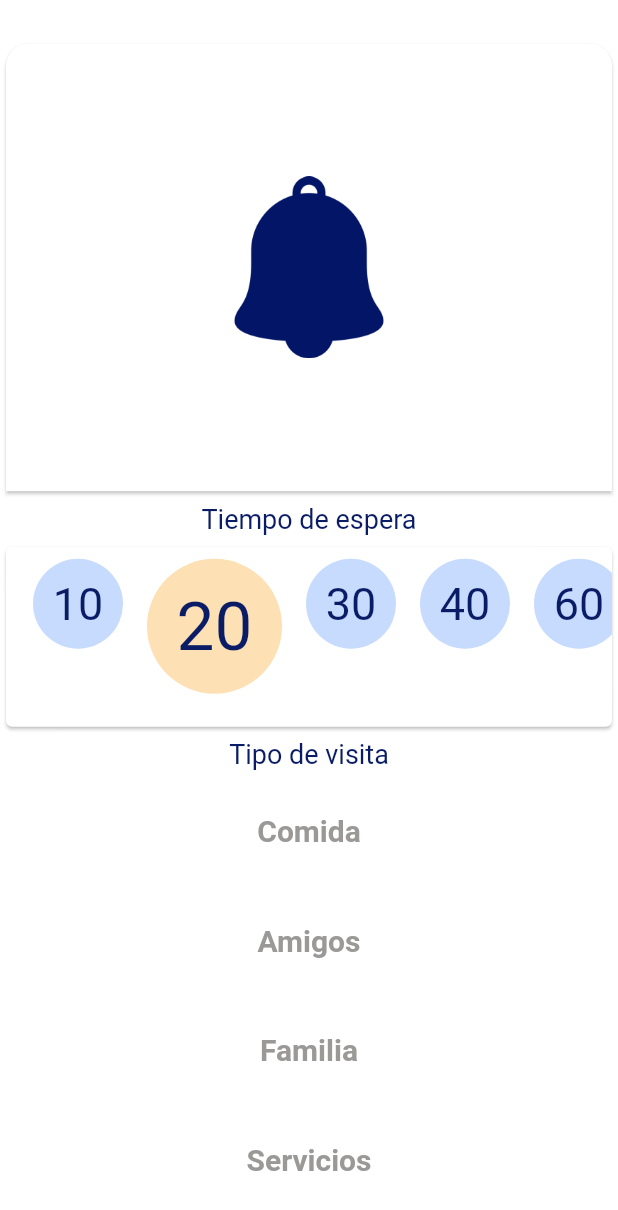
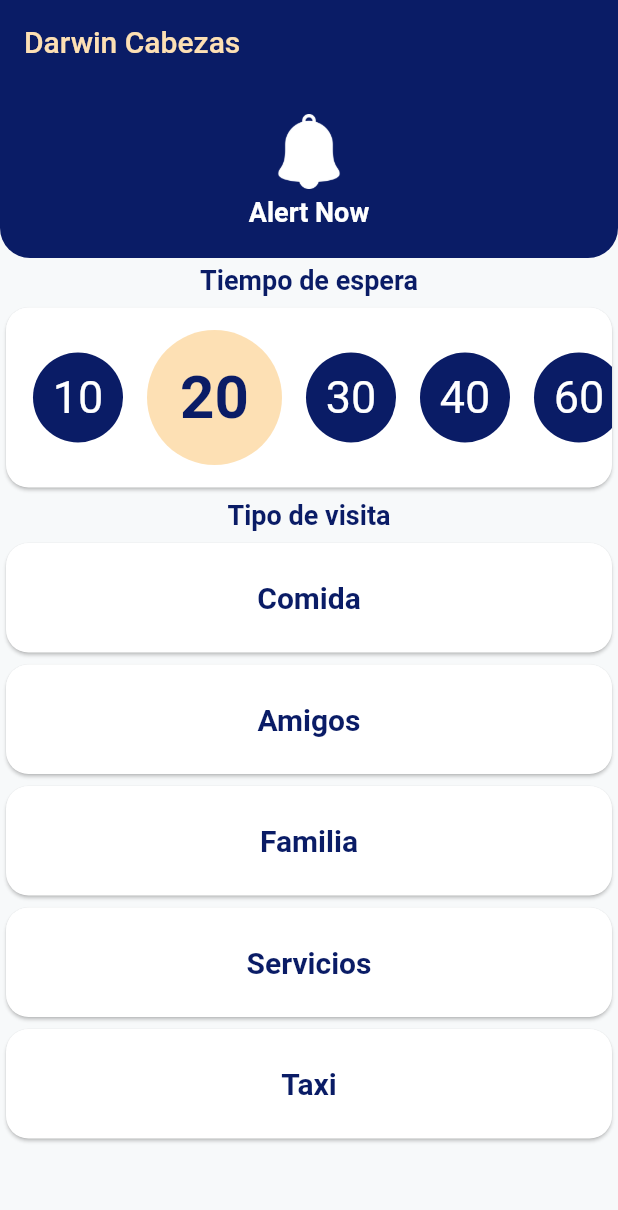
Before and after one commit to jkdlgit/residente, a Flutter app: the Home screen opened directly, on a phone screen of 412 x 824 dp. Shown: the top 1210 px of the screen. Run offline on Flutter 3.47's test engine with Material 2 defaults, Android fonts, the phone set to English and light mode, and no system bars; our stand-ins replace cloud_firestore, data_connection_checker, flushbar, percent_indicator, progress_dialog, rflutter_alert and 1 more; accounts and stored records are empty; statements that could not run were skipped.

Commit message:
Se cambio es aspecto visual de la ventana Home, segun Issues #6

```diff
--- a/lib/main.dart
+++ b/lib/main.dart
@@ -73,7 +73,7 @@ _testConnection(context) async {
   }
 
   _obtenerVentanaInicial(context) {
-    localDb.save(Campos.cod_residente, null);
+    //localDb.save(Campos.cod_residente, null);
     //localDb.save(Campos.cod_garita, "hola");
     try {
       localDb.read(Campos.cod_residente).then((data) {
--- a/lib/models/residente.dart
+++ b/lib/models/residente.dart
@@ -73,6 +73,9 @@ class MyColors{
  static Color tory_blue=Color(0xff2B4292);
  static Color white_grey=Color(0xffFEFEFE);
  static Color white_grey_ligth=Color(0xffF9FAF5);
+ static Color white_ligth=Color(0xfff7f9fa);
+
+
 }
 
 class TamanioTexto{
--- a/lib/screens/home.dart
+++ b/lib/screens/home.dart
@@ -57,8 +57,6 @@ class HomeState extends State<Home> {
     }
   }
 
-
-
   @override
   Widget build(BuildContext context) {
     return WillPopScope(
@@ -66,12 +64,22 @@ class HomeState extends State<Home> {
         return new Future(() => false);
       },
       child: Scaffold(
+        appBar: AppBar(
+          title: Text(
+            'Darwin Cabezas',
+            style: TextStyle(color: MyColors.moccasin),
+          ),
+          automaticallyImplyLeading: false,
+          backgroundColor: MyColors.sapphire,
+          elevation: 0.0,
+        ),
         body: _inicio(),
-        backgroundColor: MyColors.white,
+        backgroundColor: MyColors.white_ligth,
       ),
     );
   }
 
+/*
   _cardSuperior() {
     return Card(
       shape: RoundedRectangleBorder(
@@ -83,22 +91,68 @@ class HomeState extends State<Home> {
       color: MyColors.white,
       child: Center(
         child: Container(
+          color: MyColors.sapphire,
           width: MediaQuery.of(context).size.width,
           child: FractionallySizedBox(
             widthFactor: 0.3,
             child: Center(
               child: Container(
-                child: Image(image: AssetImage("assets/images/campana2.png")),
+                child: Image(image: AssetImage("assets/images/campana.png"),width: 50,),
               ),
             ),
           ),
         ),
       ),
     );
+  }*/
+
+  _cardSuperior() {
+    return Container(
+        decoration: BoxDecoration(
+          borderRadius: BorderRadius.only(
+              bottomLeft: Radius.circular(20),
+              bottomRight: Radius.circular(20)),
+          color: MyColors.sapphire,
+        ),
+        width: MediaQuery.of(context).size.width,
+        child: Column(
+          children: [
+            SizedBox(
+              height: 20.0,
+            ),
+            FractionallySizedBox(
+              widthFactor: 0.3,
+              child: Center(
+                child: Container(
+                  child: Image(
+                    image: AssetImage("assets/images/campana.png"),
+                    width: 50,
+                  ),
+                ),
+              ),
+            ),
+            SizedBox(
+              height: 5.0,
+            ),
+            Text(
+              'Alert Now',
+              style: TextStyle(
+                  color: MyColors.white,
+                  fontSize: TamanioTexto.subtitulo,
+                  fontWeight: FontWeight.bold),
+            ),
+            SizedBox(
+              height: 20.0,
+            ),
+          ],
+        ));
   }
 
   _cardMedia() {
     return Card(
+      shape: RoundedRectangleBorder(
+        borderRadius: BorderRadius.circular(15.0),
+      ),
       color: MyColors.white,
       child: Container(
           width: MediaQuery.of(context).size.width,
@@ -113,6 +167,8 @@ class HomeState extends State<Home> {
                   return Padding(
                     padding: EdgeInsets.all(8.0),
                     child: Column(
+                      crossAxisAlignment: CrossAxisAlignment.center,
+                      mainAxisAlignment: MainAxisAlignment.center,
                       children: <Widget>[
                         _buildCircleAvatar(index),
                       ],
@@ -127,6 +183,7 @@ class HomeState extends State<Home> {
 
   _cardInf() {
     return Container(
+      color: MyColors.white_ligth,
       child: ListView.builder(
         scrollDirection: Axis.vertical,
         itemCount: tipos.length,
@@ -141,8 +198,16 @@ class HomeState extends State<Home> {
 
               _continuar(context);
             },
+            child: Card(
+              shape: RoundedRectangleBorder(
+        borderRadius: BorderRadius.circular(15.0),
+      ),
+              color: MyColors.white,
+                          child: Padding(
+                padding: const EdgeInsets.only(left: 5, right: 5, top: 10,bottom: 10),
+
                   child: Container(
-              padding: EdgeInsets.symmetric(vertical: 25.0),
+                    padding: EdgeInsets.symmetric(vertical: 15.0),
                     decoration: BoxDecoration(color: MyColors.white),
                     child: Row(
                       mainAxisAlignment: MainAxisAlignment.spaceEvenly,
@@ -154,7 +219,7 @@ class HomeState extends State<Home> {
                               child: Text(
                                 tipo,
                                 style: TextStyle(
-                              color: MyColors.grey60,
+                                    color: MyColors.sapphire,
                                     fontSize: 20.0,
                                     fontWeight: FontWeight.bold),
                               ),
@@ -164,12 +229,16 @@ class HomeState extends State<Home> {
                       ],
                     ),
                   ),
+                ),
+            ),
+
           );
         },
       ),
     );
   }
 
+/*
   _inicio() {
     return Padding(
       padding: EdgeInsets.only(top: 25.0),
@@ -205,6 +274,51 @@ class HomeState extends State<Home> {
         ],
       ),
     );
+  }*/
+
+  _inicio() {
+    return Flex(
+      direction: Axis.vertical,
+      children: <Widget>[
+        _cardSuperior(),
+        SingleChildScrollView(
+          child: Column(
+            children: [
+              Padding(
+                padding: EdgeInsets.all(4.0),
+                child: Text(
+                  'Tiempo de espera',
+                  style: TextStyle(
+                      color: MyColors.sapphire,
+                      fontSize: TamanioTexto.subtitulo,
+                      fontWeight: FontWeight.bold),
+                ),
+              ),
+            ],
+          ),
+        ),
+
+        /*Expanded(
+            //flex: 11,
+            child: _cardSuperior(),
+          ),*/
+
+        _cardMedia(),
+        Padding(
+          padding: EdgeInsets.all(4.0),
+          child: Text(
+            'Tipo de visita',
+            style: TextStyle(
+                color: MyColors.sapphire,
+                fontSize: TamanioTexto.subtitulo,
+                fontWeight: FontWeight.bold),
+          ),
+        ),
+        Expanded(
+          child: _cardInf(),
+        ),
+      ],
+    );
   }
 
   _buildCircleAvatar(int index) {
@@ -222,7 +336,9 @@ class HomeState extends State<Home> {
                 child: Text(
                   times[index].toString(),
                   style: TextStyle(
-                      fontSize: 45, color: MyColors.sapphire), //Colors.white),
+                      fontSize: 40,
+                      color: MyColors.sapphire,
+                      fontWeight: FontWeight.bold), //Colors.white),
                 ),
               ),
             )
@@ -236,10 +352,10 @@ class HomeState extends State<Home> {
               },
               child: CircleAvatar(
                 radius: 30.0,
-                backgroundColor: MyColors.lavender_blue, //Color(0xffD2F6F3),
+                backgroundColor: MyColors.sapphire, //Color(0xffD2F6F3),
                 child: Text(
                   times[index].toString(),
-                  style: TextStyle(fontSize: 30, color: MyColors.sapphire),
+                  style: TextStyle(fontSize: 30, color: MyColors.white),
                 ),
               ),
             ),
@@ -423,8 +539,6 @@ class HomeState extends State<Home> {
     );
   }
 
-
-
   // _testConnection() async{
 /*
     try {
--- a/lib/screens/register2.dart
+++ b/lib/screens/register2.dart
@@ -248,16 +248,7 @@ class _Register1State extends State<Register2> {
     );
   }
 
-  bool _inputsCorrect() {
-    String name = myControllerNombre.text.trim();
-    String lasName = myControllerFamilia.text.trim();
-    String addres = myControllerDireccion.text.trim();
-    if (name.length > 0 && lasName.length > 0 && addres.length > 0) {
-      return true;
-    } else {
-      return false;
-    }
-  }
+
 
   _verificarRegistro(context) async {
     pr = new ProgressDialog(context,
@@ -265,7 +256,10 @@ class _Register1State extends State<Register2> {
     await pr.show();
 
     try {
-      if (_inputsCorrect()) {
+      if (Methods.inputsCorrect(myControllerNombre.text,
+      myControllerFamilia.text,
+      myControllerDireccion.text
+      )) {
         if (global.residente != null) {
           global.residente.nombre = myControllerNombre.text;
           global.residente.familia = myControllerFamilia.text;
--- a/lib/utils/methos.dart
+++ b/lib/utils/methos.dart
@@ -49,9 +49,9 @@ class Methods {
   }
 
   static bool inputsCorrect(_name,_lastName,address) {
-    String name = _name.text.trim();
-    String lasName = _lastName.text.trim();
-    String addres = address.text.trim();
+    String name = _name.trim();
+    String lasName = _lastName.trim();
+    String addres = address.trim();
     if (name.length > 0 && lasName.length > 0 && addres.length > 0) {
       return true;
     } else {
```
Lines whose indentation alone changed are shown as unchanged.
